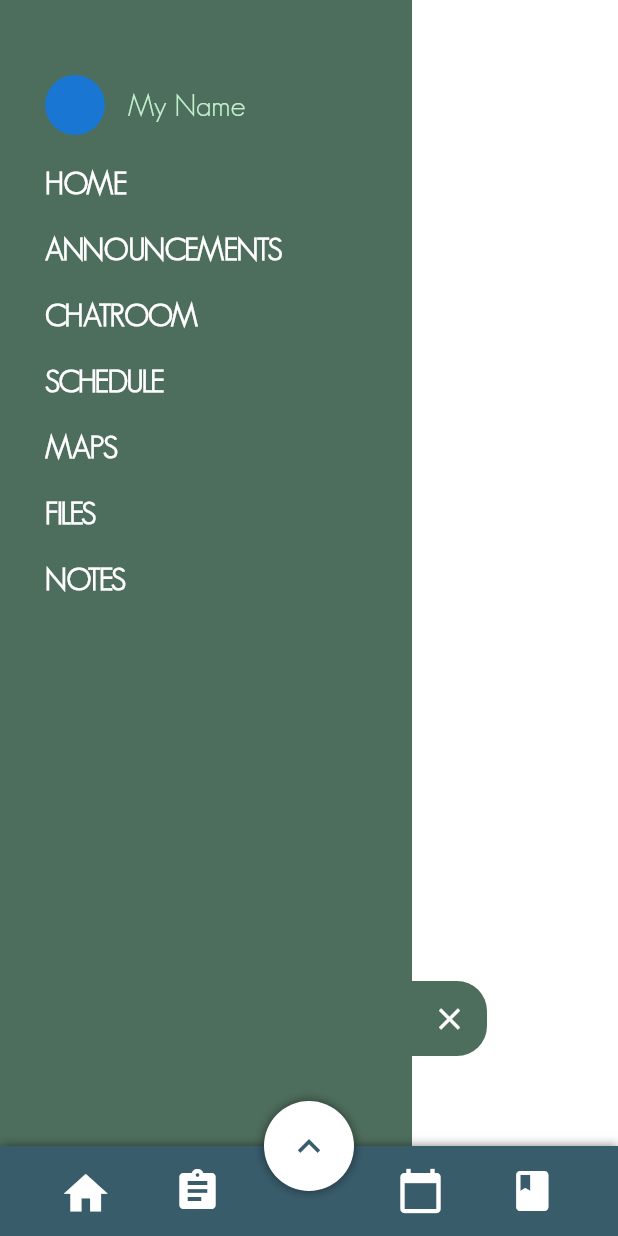
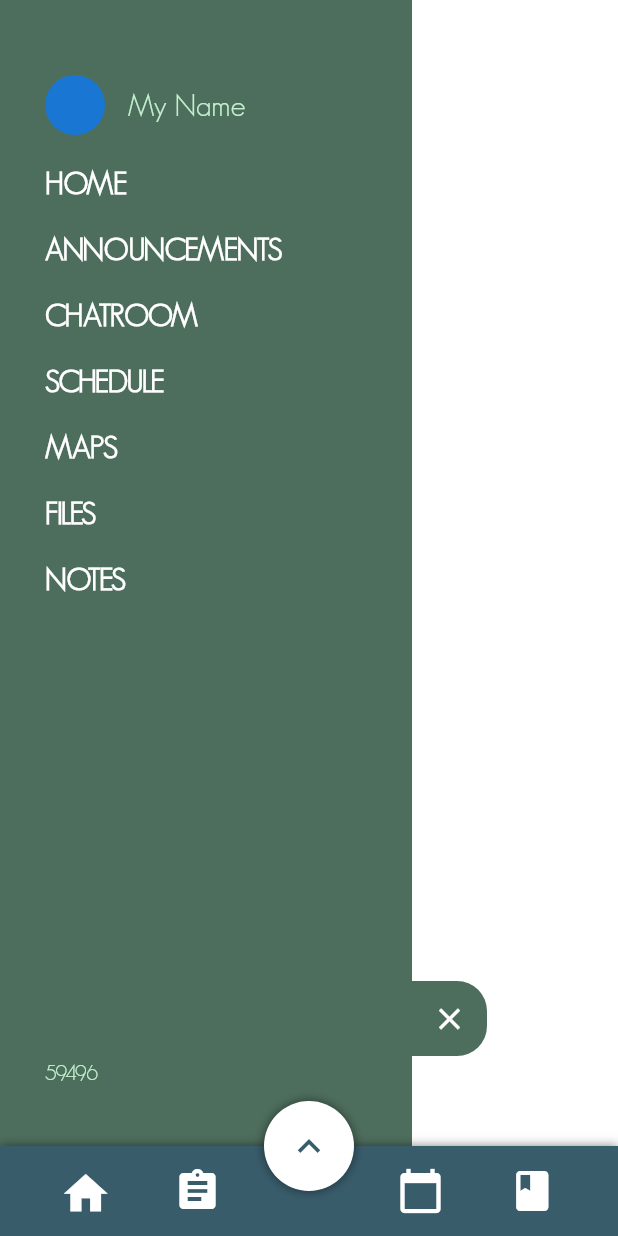
Before and after one commit to paulMoose/eventify, a Flutter app: the EventRoomHomeScreen screen opened directly with empty values, after a tap on the "menu" icon, on a phone screen of 412 x 824 dp. Run offline on Flutter 3.47's test engine with Material 2 defaults, Android fonts, the phone set to English and light mode, and no system bars; our stand-ins replace dio, font_awesome_flutter, tuple; network calls fail.

Commit message:
Add communication mode to models and event attribute to event room screens

```diff
--- a/lib/models/event_model.dart
+++ b/lib/models/event_model.dart
@@ -1,3 +1,5 @@
+import 'dart:math';
+
 import 'package:flutter/material.dart';
 
 import '../constants.dart';
@@ -6,11 +8,22 @@ class Event {
   String name;
   String location;
   String description;
+  String code;
 //  DateTime day;
 //  TimeOfDay endDateTime;
 //  String imageUrl;
 
-  Event({this.name, this.location});
+  Event({this.name, this.location}){
+    this.code = '';
+    int seed = 0;
+    for(var i = 0; i < this.name.length; i ++) {
+      seed += this.name.codeUnitAt(i);
+    }
+    var rng = new Random(seed);
+    for (var i = 0; i < 5; i++) {
+      this.code += rng.nextInt(10).toString();
+    }
+  }
 }
 
 class Address {
--- a/lib/models/guest_model.dart
+++ b/lib/models/guest_model.dart
@@ -1,14 +1,18 @@
+import 'package:eventify/constants.dart';
+
 class Guest {
   final int id;
   final String role;
   final String name;
   final String imageUrl;
+  final CommunicationMode mode;
 
   Guest({
     this.id,
     this.role,
     this.name,
     this.imageUrl,
+    this.mode = CommunicationMode.APP,
   });
 }
 
--- a/lib/models/vendor_model.dart
+++ b/lib/models/vendor_model.dart
@@ -1,14 +1,18 @@
+import 'package:eventify/constants.dart';
+
 class Vendor {
   final int id;
   final String type;
   final String name;
   final String imageUrl;
+  final CommunicationMode mode;
 
   Vendor({
     this.id,
     this.type,
     this.name,
     this.imageUrl,
+    this.mode = CommunicationMode.APP,
   });
 }
 
--- a/lib/screens/eventpage_screen.dart
+++ b/lib/screens/eventpage_screen.dart
@@ -1,4 +1,5 @@
 import 'package:eventify/models/event_model.dart';
+import 'package:eventify/screens/eventroom/eventroom_home_screen.dart';
 import 'package:eventify/widgets/guests.dart';
 import 'package:eventify/widgets/vendors.dart';
 import 'package:flutter/material.dart';
@@ -114,9 +115,10 @@ class _EventPageScreenState extends State<EventPageScreen> {
                         },
                       ),
                       FlatButton(
-                        child: const Text('LISTEN'),
+                        child: const Text('ENTER'),
                         onPressed: () {
-                          /* ... */
+                          Navigator.push(context,
+                              MaterialPageRoute(builder: (context) => EventRoomHomeScreen(event: widget.event)));
                         },
                       ),
                     ],
--- a/lib/screens/eventroom/eventroom_home_screen.dart
+++ b/lib/screens/eventroom/eventroom_home_screen.dart
@@ -47,7 +47,7 @@ class _EventRoomHomeScreenState extends State<EventRoomHomeScreen> {
               ),
             ],
           ),
-          EventRoomMenuWidget(),
+          EventRoomMenuWidget(event: widget.event),
           NavigationMenuWidget(),
         ],
       ),
--- a/lib/widgets/eventroom/eventroom_menu_widget.dart
+++ b/lib/widgets/eventroom/eventroom_menu_widget.dart
@@ -1,4 +1,5 @@
 import 'package:eventify/constants.dart';
+import 'package:eventify/models/event_model.dart';
 import 'package:eventify/screens/eventroom/eventroom_announcements_screen.dart';
 import 'package:eventify/screens/eventroom/eventroom_chat_screen.dart';
 import 'package:eventify/screens/eventroom/eventroom_files_screen.dart';
@@ -9,6 +10,12 @@ import 'package:eventify/screens/eventroom/eventroom_schedule_screen.dart';
 import 'package:flutter/material.dart';
 
 class EventRoomMenuWidget extends StatefulWidget {
+
+  EventRoomMenuWidget({
+    @required this.event,
+  });
+
+  final Event event;
 
   @override
   _EventRoomMenuWidgetState createState() => _EventRoomMenuWidgetState();
@@ -33,7 +40,22 @@ class _EventRoomMenuWidgetState extends State<EventRoomMenuWidget> {
                 width: MediaQuery.of(context).size.width/3 * 2,
                 child: Padding(
                   padding: EdgeInsets.symmetric(vertical: 50.0, horizontal: 30.0),
-                  child: Column(
+                  child: Stack(
+                    children: <Widget>[
+                      Align(
+                        alignment: Alignment.bottomLeft,
+                        child: Padding(
+                          padding: EdgeInsets.only(bottom: 50.0),
+                          child: Text(
+                            widget.event.code,
+                            style: TextStyle(
+                                color: CustomColors.aeroBlue
+                            ),
+                          ),
+                        ),
+
+                      ),
+                      Column(
                         crossAxisAlignment: CrossAxisAlignment.stretch,
                         children: <Widget>[
                           Container(
@@ -68,7 +90,8 @@ class _EventRoomMenuWidgetState extends State<EventRoomMenuWidget> {
                               setState(() {
                                 open = false;
                               });
-                          Navigator.pushNamed(context, EventRoomHomeScreen.id);
+                              Navigator.push(context,
+                                  MaterialPageRoute(builder: (context) => EventRoomHomeScreen(event: widget.event)));
                             },
                             child: Text(
                               'Home'.toUpperCase(),
@@ -85,7 +108,8 @@ class _EventRoomMenuWidgetState extends State<EventRoomMenuWidget> {
                               setState(() {
                                 open = false;
                               });
-                          Navigator.pushNamed(context, EventRoomAnnouncementsScreen.id);
+                              Navigator.push(context,
+                                  MaterialPageRoute(builder: (context) => EventRoomAnnouncementsScreen(event: widget.event)));
                             },
                             child: Text(
                               'Announcements'.toUpperCase(),
@@ -102,7 +126,8 @@ class _EventRoomMenuWidgetState extends State<EventRoomMenuWidget> {
                               setState(() {
                                 open = false;
                               });
-                          Navigator.pushNamed(context, EventRoomChatScreen.id);
+                              Navigator.push(context,
+                                  MaterialPageRoute(builder: (context) => EventRoomChatScreen(event: widget.event)));
                             },
                             child: Text(
                               'Chatroom'.toUpperCase(),
@@ -119,7 +144,8 @@ class _EventRoomMenuWidgetState extends State<EventRoomMenuWidget> {
                               setState(() {
                                 open = false;
                               });
-                          Navigator.pushNamed(context, EventRoomScheduleScreen.id);
+                              Navigator.push(context,
+                                  MaterialPageRoute(builder: (context) => EventRoomScheduleScreen(event: widget.event)));
                             },
                             child: Text(
                               'Schedule'.toUpperCase(),
@@ -136,7 +162,8 @@ class _EventRoomMenuWidgetState extends State<EventRoomMenuWidget> {
                               setState(() {
                                 open = false;
                               });
-                          Navigator.pushNamed(context, EventRoomMapsScreen.id);
+                              Navigator.push(context,
+                                  MaterialPageRoute(builder: (context) => EventRoomMapsScreen(event: widget.event)));
                             },
                             child: Text(
                               'Maps'.toUpperCase(),
@@ -153,7 +180,8 @@ class _EventRoomMenuWidgetState extends State<EventRoomMenuWidget> {
                               setState(() {
                                 open = false;
                               });
-                          Navigator.pushNamed(context, EventRoomFilesScreen.id);
+                              Navigator.push(context,
+                                  MaterialPageRoute(builder: (context) => EventRoomFilesScreen(event: widget.event)));
                             },
                             child: Text(
                               'Files'.toUpperCase(),
@@ -170,7 +198,8 @@ class _EventRoomMenuWidgetState extends State<EventRoomMenuWidget> {
                               setState(() {
                                 open = false;
                               });
-                          Navigator.pushNamed(context, EventRoomNotesScreen.id);
+                              Navigator.push(context,
+                                  MaterialPageRoute(builder: (context) => EventRoomNotesScreen(event: widget.event)));
                             },
                             child: Text(
                               'Notes'.toUpperCase(),
@@ -180,6 +209,8 @@ class _EventRoomMenuWidgetState extends State<EventRoomMenuWidget> {
                                 fontSize: 20.0,
                               ),
                             ),
+                          ),
+                        ],
                       ),
                     ],
                   ),
```
Also changed, not shown: lib/constants.dart (+7 -0 lines), lib/screens/eventroom/eventroom_announcements_screen.dart (+8 -1 lines), lib/screens/eventroom/eventroom_chat_screen.dart (+8 -1 lines), lib/screens/eventroom/eventroom_files_screen.dart (+8 -1 lines), lib/screens/eventroom/eventroom_maps_screen.dart (+8 -1 lines), lib/screens/eventroom/eventroom_notes_screen.dart (+9 -1 lines), lib/screens/eventroom/eventroom_schedule_screen.dart (+8 -1 lines). Lines whose indentation alone changed are shown as unchanged.
